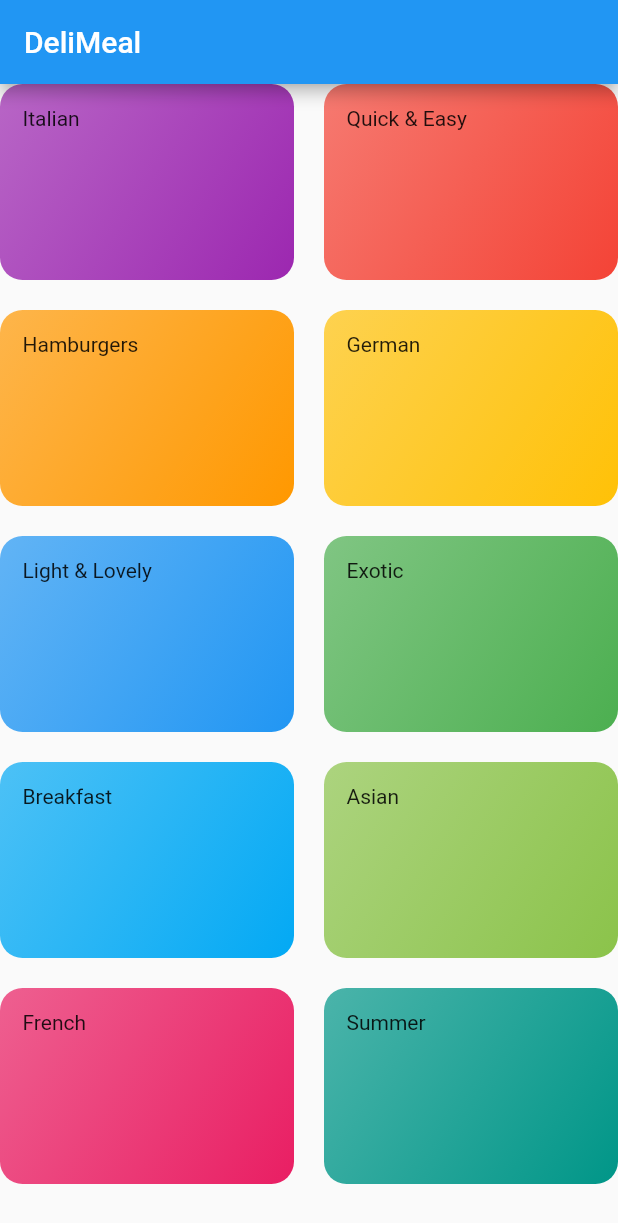
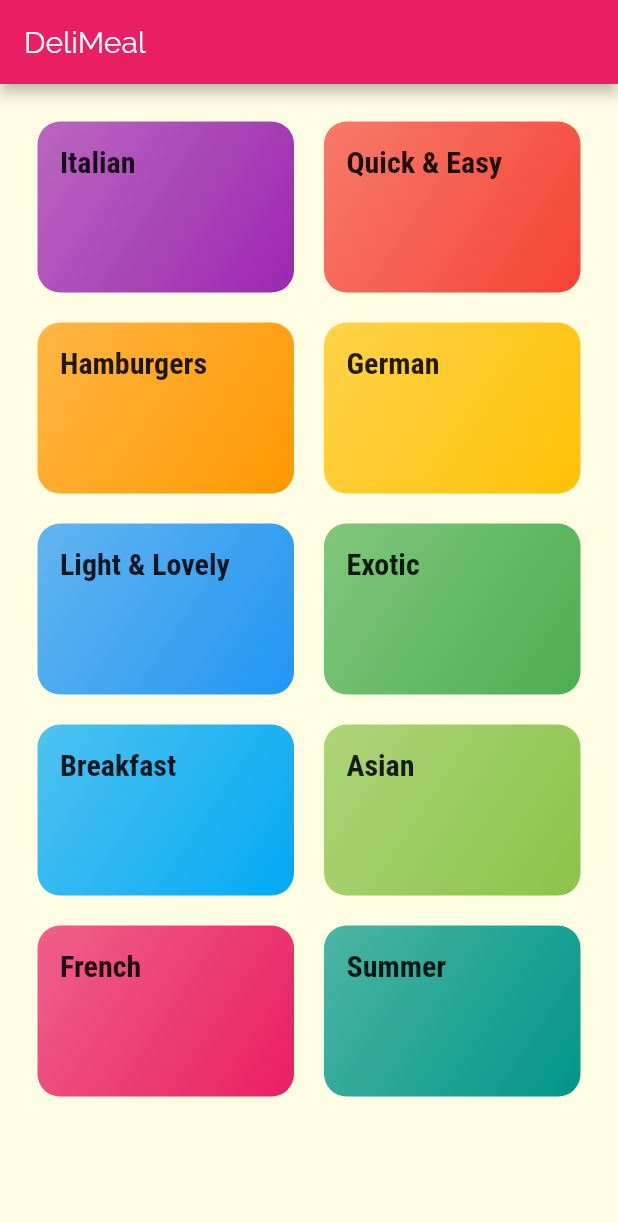
Before and after one commit to Yielonek/Meals_App_Flutter, a Flutter app: the screen it shows after launch, on a phone screen of 412 x 824 dp. Shown: the top 1223 px of the screen. Run offline on Flutter 3.47's test engine with Material 2 defaults, Android fonts, the phone set to English and light mode, and no system bars.

Commit message:
Styling & Theming

```diff
--- a/lib/categories_screen.dart
+++ b/lib/categories_screen.dart
@@ -9,9 +9,15 @@
   Widget build(BuildContext context) {
     return Scaffold(
       appBar: AppBar(
-        title: Text('DeliMeal'),
+        title: const Text('DeliMeal'),
+        titleTextStyle: TextStyle(
+          fontWeight: FontWeight.w300,
+          fontSize: 20,
+          fontFamily: 'Raleway',
+        ),
       ),
       body: GridView(
+        padding: const EdgeInsets.all(25),
         children: CATEGORIES_DATA
             .map((catData) => CategoryItem(catData.title, catData.color))
             .toList(),
--- a/lib/category_item.dart
+++ b/lib/category_item.dart
@@ -9,7 +9,10 @@
   Widget build(BuildContext context) {
     return Container(
       padding: const EdgeInsets.all(15),
-      child: Text(title),
+      child: Text(
+        title,
+        style: Theme.of(context).textTheme.headline6,
+      ),
       decoration: BoxDecoration(
         gradient: LinearGradient(
           colors: [
--- a/lib/main.dart
+++ b/lib/main.dart
@@ -1,3 +1,5 @@
+// ignore_for_file: deprecated_member_use
+
 import 'package:flutter/material.dart';
 import './categories_screen.dart';
 
@@ -9,7 +11,22 @@
     return MaterialApp(
       title: 'DeliMeals',
       theme: ThemeData(
-        primarySwatch: Colors.blue,
+        primarySwatch: Colors.pink,
+        accentColor: Colors.amber,
+        canvasColor: Color.fromRGBO(255, 254, 229, 1),
+        fontFamily: 'Raleway',
+        textTheme: ThemeData.light().textTheme.copyWith(
+            bodyText1: TextStyle(
+              color: Color.fromRGBO(20, 51, 51, 1),
+            ),
+            bodyText2: TextStyle(
+              color: Color.fromRGBO(20, 51, 51, 1),
+            ),
+            headline6: TextStyle(
+              fontSize: 20,
+              fontFamily: 'RobotoCondensed',
+              fontWeight: FontWeight.bold,
+            )),
       ),
       home: CategoriesScreen(),
     );
```
Also changed, not shown: pubspec.yaml (+17 -23 lines), assets/fonts/Raleway-Black.ttf (added), assets/fonts/Raleway-Bold.ttf (added), assets/fonts/Raleway-Regular.ttf (added), assets/fonts/RobotoCondensed-Bold.ttf (added), assets/fonts/RobotoCondensed-Italic.ttf (added), assets/fonts/RobotoCondensed-Light.ttf (added), assets/fonts/RobotoCondensed-Regular.ttf (added), pubspec.lock, 1 other file.
